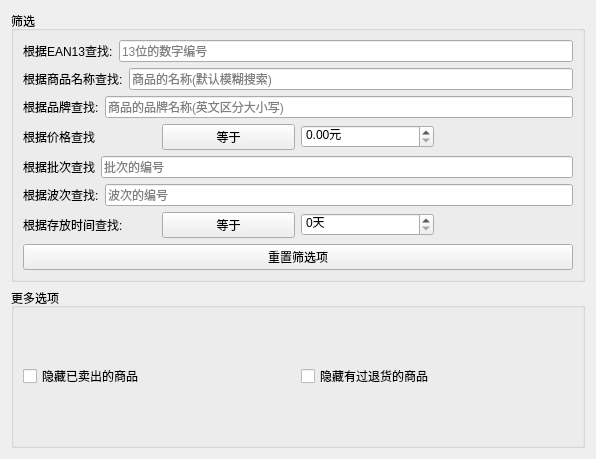
The window that assets/ui/basic_search_plugin_component.ui (271374667/SimpleWMS) describes before a commit, drawn with Qt 5.
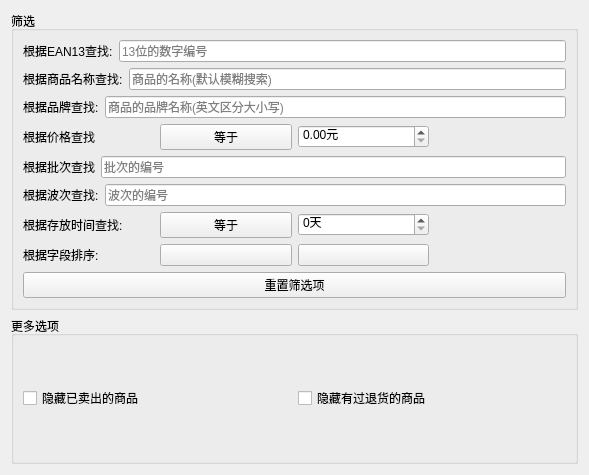
The same window after the commit. Custom widgets are drawn as their Qt base class.

Commit message: UI: 为数据库分析的视图新增一个新的搜索项目(根据字段排序,功能未实装) Optimization: 精简了mvc_table

```diff
--- a/assets/ui/basic_search_plugin_component.ui
+++ b/assets/ui/basic_search_plugin_component.ui
@@ -6,8 +6,8 @@
    <rect>
     <x>0</x>
     <y>0</y>
-    <width>596</width>
-    <height>459</height>
+    <width>589</width>
+    <height>475</height>
    </rect>
   </property>
   <property name="windowTitle">
@@ -231,6 +231,36 @@
         </item>
        </layout>
       </item>
+      <item>
+       <layout class="QHBoxLayout" name="horizontalLayout_9">
+        <item>
+         <widget class="BodyLabel" name="BodyLabel_8">
+          <property name="text">
+           <string>根据字段排序:</string>
+          </property>
+         </widget>
+        </item>
+        <item>
+         <widget class="ComboBox" name="ComboBox_3"/>
+        </item>
+        <item>
+         <widget class="ComboBox" name="ComboBox_4"/>
+        </item>
+        <item>
+         <widget class="SwitchButton" name="SwitchButton_4">
+          <property name="toolTip">
+           <string>开启该选项才能搜索存放时间</string>
+          </property>
+          <property name="onText">
+           <string>启用</string>
+          </property>
+          <property name="offText">
+           <string>禁用</string>
+          </property>
+         </widget>
+        </item>
+       </layout>
+      </item>
       <item>
        <widget class="PushButton" name="PushButton">
         <property name="toolTip">
```
Left out of the diff: 1 changed line with no effect on the pictures. The commit also changes 4 other files.
